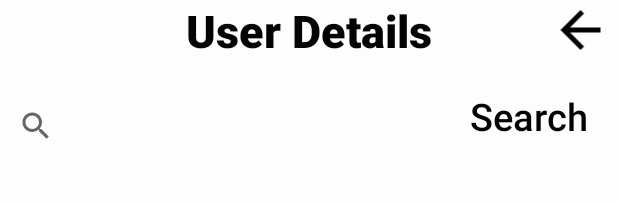
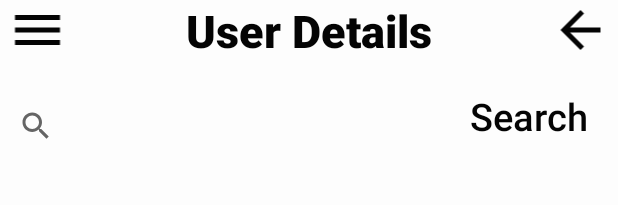
Before and after one commit to Bibekay/HMS_Fontend, an Android app: the layout activity_admin_userinfo.xml on its own in the app's theme, with its tools: preview values and no code run, on a phone screen of 412 x 824 dp. Shown: the top 205 px of the screen. Run offline under Robolectric (Android 15) with nearby library versions, the phone set to English and light mode, and no system bars.

Commit message:
design changes in user info activity

```diff
--- a/app/src/main/res/layout/activity_admin_userinfo.xml
+++ b/app/src/main/res/layout/activity_admin_userinfo.xml
@@ -7,8 +7,7 @@
     android:id="@+id/drawer_layout"
     android:layout_width="match_parent"
     android:layout_height="match_parent"
-
-    tools:context=".activities.admin.AdmindashActivity">
+    tools:context=".activities.admin.UserInfoActivity">
 
     <com.google.android.material.navigation.NavigationView
         android:id="@+id/navigation_view"
@@ -22,6 +21,7 @@
 
 
 <LinearLayout
+    android:id="@+id/content"
     android:orientation="vertical"
     android:layout_width="match_parent"
     android:layout_height="wrap_content"
@@ -51,6 +51,17 @@
             android:layout_alignParentRight="true"
 
             />
+
+        <ImageView
+            android:id="@+id/menu_icon"
+            android:layout_width="50dp"
+            android:layout_height="40dp"
+            android:src="@drawable/ic_menu"
+            android:tint="@color/black"
+            android:layout_alignParentLeft="true"
+
+            />
+
 
         <androidx.appcompat.widget.SearchView
 
--- a/app/src/main/res/layout/activity_admindash_actvity.xml
+++ b/app/src/main/res/layout/activity_admindash_actvity.xml
@@ -5,7 +5,6 @@
     android:id="@+id/drawer_layout"
     android:layout_width="match_parent"
     android:layout_height="match_parent"
-    tools:openDrawer="left"
     tools:context=".activities.admin.AdmindashActivity">
 
     <com.google.android.material.navigation.NavigationView
```
Also changed, not shown: app/src/main/java/com/example/hms/activities/admin/UserInfoActivity.java (+121 -3 lines).
